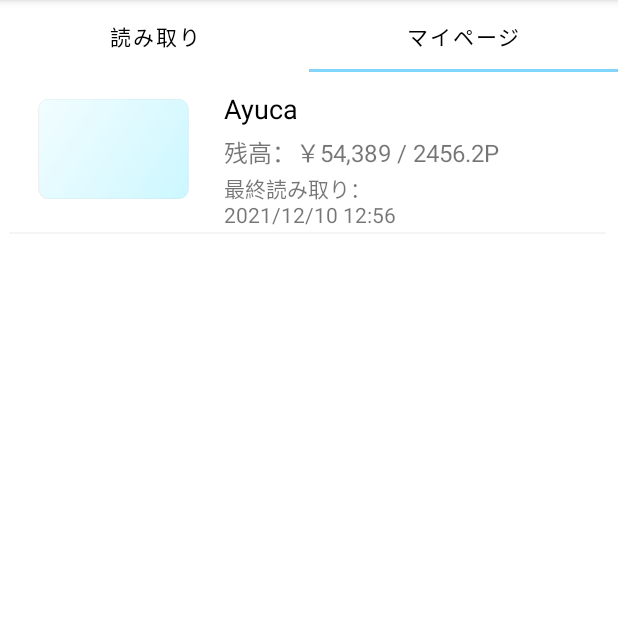
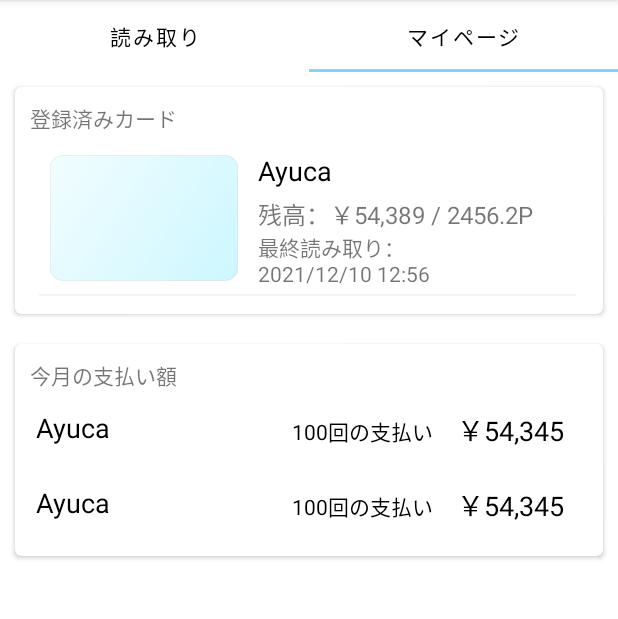
Before and after one commit to fumigoro/felica-wallet, an Android app: the screen it shows after launch (MainActivity), tab 2 chosen, on a phone screen of 412 x 824 dp, the part 84-703 px from its top. Run offline under Robolectric (Android 15) with nearby library versions, the phone set to English and light mode, and no system bars; 1 statement that could not run was skipped.

Commit message:
マイページをカードView化

```diff
--- a/app/src/main/java/com/example/y3033067/nfcreader/Ayuca.java
+++ b/app/src/main/java/com/example/y3033067/nfcreader/Ayuca.java
@@ -337,7 +337,7 @@ public class Ayuca extends NFCReader  implements NFCReaderIf  {
             TextView lastRead = summary.findViewById(R.id.last_read);
             ImageView image = summary.findViewById(R.id.card_sum_image);
             type.setText("Ayuca");
-            balance.setText(String.format("残高 ￥%,d円 / %.1fP", getSFBalance(), getPointBalance() / 10.0));
+            balance.setText(String.format("残高 ￥%,d / %.1fP", getSFBalance(), getPointBalance() / 10.0));
 
             @SuppressLint("SimpleDateFormat")
             SimpleDateFormat dateFormat = new SimpleDateFormat("yyyy/M/d H:mm");
--- a/app/src/main/java/com/example/y3033067/nfcreader/MainActivity.java
+++ b/app/src/main/java/com/example/y3033067/nfcreader/MainActivity.java
@@ -20,8 +20,12 @@ import android.view.View;
 import android.widget.ImageView;
 import android.widget.TextView;
 
+import com.example.y3033067.nfcreader.storage.CardData;
+import com.example.y3033067.nfcreader.storage.Storage;
 import com.google.android.material.tabs.TabLayout;
+import com.google.gson.Gson;
 
+import java.io.File;
 import java.util.ArrayList;
 import java.util.Objects;
 
@@ -79,6 +83,10 @@ public class MainActivity extends AppCompatActivity {
         // NfcAdapterを取得
         mAdapter = NfcAdapter.getDefaultAdapter(getApplicationContext());
 
+        //外部ファイル
+        String fileName = "data.json";
+        Context context = getApplicationContext();
+        File file = new File(context.getFilesDir(), fileName);
 
     }
 
@@ -197,7 +205,10 @@ public class MainActivity extends AppCompatActivity {
                 historyView[i].setVisibility(View.GONE);
             }
         }
-
+        CardData st = new CardData("1","1","1","1","1","1",ch);
+        Gson gson = new Gson();
+        String json = gson.toJson(st);
+        Log.d("TAG",json);
 
 //        タブ切り替え
 //        Objects.requireNonNull(tabLayout.getTabAt(1)).select();
--- /dev/null
+++ b/app/src/main/java/com/example/y3033067/nfcreader/storage/CardData.java
@@ -0,0 +1,28 @@
+package com.example.y3033067.nfcreader.storage;
+
+import android.widget.ScrollView;
+
+import com.example.y3033067.nfcreader.CardHistory;
+
+import java.util.List;
+
+public class CardData {
+    public String card_name;
+    public String card_type;
+    public String balance;
+    public String point;
+    public String IDm;
+    public String last_modified;
+    public List<CardHistory> histories;
+
+    public CardData(String _card_name, String _card_type, String _balance, String _point,
+                    String _IDm, String _last_modified, List<CardHistory> _histories){
+        card_name = _card_name;
+        card_type = _card_type;
+        balance = _balance;
+        point = _point;
+        IDm = _IDm;
+        last_modified = _last_modified;
+        histories = _histories;
+    }
+}
--- /dev/null
+++ b/app/src/main/java/com/example/y3033067/nfcreader/storage/Storage.java
@@ -0,0 +1,4 @@
+package com.example.y3033067.nfcreader.storage;
+
+public class Storage {
+}
--- a/app/src/main/res/layout/fragment_card_summary.xml
+++ b/app/src/main/res/layout/fragment_card_summary.xml
@@ -9,15 +9,16 @@
 
     <ImageView
         android:id="@+id/card_sum_image"
-        android:layout_width="110dp"
-        android:layout_height="69dp"
+        android:layout_width="125dp"
+        android:layout_height="97dp"
         android:layout_alignParentStart="true"
         android:layout_alignParentTop="true"
         android:layout_alignParentBottom="true"
-        android:layout_marginStart="15dp"
-        android:layout_marginTop="18dp"
+        android:layout_centerVertical="true"
+        android:layout_marginStart="8dp"
+        android:layout_marginTop="10dp"
         android:layout_marginEnd="3dp"
-        android:layout_marginBottom="25dp"
+        android:layout_marginBottom="8dp"
         android:src="@drawable/shape_ayuca"
         tools:ignore="ContentDescription" />
 
@@ -27,7 +28,7 @@
         android:layout_height="wrap_content"
         android:layout_alignParentTop="true"
         android:layout_centerVertical="true"
-        android:layout_marginStart="15dp"
+        android:layout_marginStart="10dp"
         android:layout_marginTop="41dp"
         android:layout_toEndOf="@+id/card_sum_image"
         android:text="残高：￥54,389 / 2456.2P"
@@ -38,9 +39,9 @@
         android:layout_width="227dp"
         android:layout_height="wrap_content"
         android:layout_alignParentTop="true"
-        android:layout_centerInParent="true"
-        android:layout_marginStart="15dp"
-        android:layout_marginTop="67dp"
+        android:layout_centerVertical="true"
+        android:layout_marginStart="10dp"
+        android:layout_marginTop="65dp"
         android:layout_toEndOf="@+id/card_sum_image"
         android:text="最終読み取り：\n2021/12/10 12:56"
         android:textSize="14sp" />
@@ -50,8 +51,7 @@
         android:layout_width="194dp"
         android:layout_height="wrap_content"
         android:layout_alignParentTop="true"
-        android:layout_centerHorizontal="true"
-        android:layout_marginStart="15dp"
+        android:layout_marginStart="10dp"
         android:layout_marginTop="12dp"
         android:layout_toEndOf="@+id/card_sum_image"
         android:text="Ayuca"
--- a/app/src/main/res/layout/fragment_mypage.xml
+++ b/app/src/main/res/layout/fragment_mypage.xml
@@ -17,19 +17,79 @@
             android:layout_height="wrap_content"
             android:orientation="vertical">
 
-            <include
-                android:id="@+id/mycard_ayuca"
-                layout="@layout/fragment_card_summary"
+            <androidx.cardview.widget.CardView
                 android:layout_width="match_parent"
-                android:layout_height="110dp"
-                android:visibility="visible" />
+                android:layout_height="wrap_content"
+                android:layout_margin="10dp"
+                app:cardCornerRadius="4dp"
+                >
+                <LinearLayout
+                    android:layout_width="match_parent"
+                    android:layout_height="wrap_content"
+                    android:orientation="vertical"
+                    android:layout_margin="10dp">
+                    <TextView
+                        android:layout_width="match_parent"
+                        android:layout_height="wrap_content"
+                        android:text="登録済みカード"
+                        />
+                    <include
+                        android:id="@+id/mycard_ayuca"
+                        layout="@layout/fragment_card_summary"
+                        android:layout_width="match_parent"
+                        android:layout_height="110dp"
+                        android:visibility="visible" />
 
-            <include
-                android:id="@+id/mycard_campuspay"
-                layout="@layout/fragment_card_summary"
+                </LinearLayout>
+
+
+            </androidx.cardview.widget.CardView>
+
+            <androidx.cardview.widget.CardView
                 android:layout_width="match_parent"
-                android:layout_height="110dp"
-                android:visibility="gone" />
+                android:layout_height="wrap_content"
+                android:layout_margin="10dp"
+                app:cardCornerRadius="4dp"
+                >
+                <androidx.constraintlayout.widget.ConstraintLayout
+                    android:layout_width="match_parent"
+                    android:layout_height="wrap_content"
+                    android:orientation="vertical"
+                    android:layout_margin="10dp">
+
+                    <TextView
+                        android:id="@+id/monthly_title"
+                        android:layout_width="match_parent"
+                        android:layout_height="wrap_content"
+                        android:text="今月の支払い額"
+                        app:layout_constraintEnd_toEndOf="parent"
+                        app:layout_constraintHorizontal_bias="0.0"
+                        app:layout_constraintStart_toStartOf="parent"
+                        app:layout_constraintTop_toTopOf="parent" />
+
+                    <LinearLayout
+                        android:layout_width="match_parent"
+                        android:layout_height="wrap_content"
+                        android:orientation="vertical"
+                        app:layout_constraintTop_toBottomOf="@+id/monthly_title">
+                        <include
+                            layout="@layout/monthly_card_view"
+                        />
+                        <include
+                            layout="@layout/monthly_card_view"
+                            />
+                    </LinearLayout>
+
+
+
+
+                </androidx.constraintlayout.widget.ConstraintLayout>
+
+
+            </androidx.cardview.widget.CardView>
+
+
+
 
         </LinearLayout>
     </ScrollView>
--- /dev/null
+++ b/app/src/main/res/layout/monthly_card_view.xml
@@ -0,0 +1,49 @@
+<?xml version="1.0" encoding="utf-8"?>
+<androidx.constraintlayout.widget.ConstraintLayout xmlns:android="http://schemas.android.com/apk/res/android"
+    xmlns:app="http://schemas.android.com/apk/res-auto"
+    xmlns:tools="http://schemas.android.com/tools"
+    android:layout_width="match_parent"
+    android:layout_height="50dp">
+
+    <TextView
+        android:id="@+id/mView_card_name"
+        android:layout_width="wrap_content"
+        android:layout_height="wrap_content"
+        android:layout_marginStart="4dp"
+        android:layout_marginTop="12dp"
+        android:gravity="center"
+        android:text="Ayuca"
+        android:textColor="@color/black"
+        android:textSize="18sp"
+        app:layout_constraintStart_toStartOf="parent"
+        app:layout_constraintTop_toTopOf="parent" />
+
+    <TextView
+        android:id="@+id/m_View_IDm"
+        android:layout_width="wrap_content"
+        android:layout_height="19dp"
+        android:textColor="@color/black"
+        android:layout_marginTop="16dp"
+        android:layout_marginEnd="16dp"
+        android:gravity="center"
+        android:text="100回の支払い"
+        android:textSize="14dp"
+        app:layout_constraintEnd_toStartOf="@+id/mView_price"
+        app:layout_constraintTop_toTopOf="parent" />
+
+    <TextView
+        android:id="@+id/mView_price"
+        android:layout_width="wrap_content"
+        android:layout_height="wrap_content"
+        android:layout_marginTop="12dp"
+        android:layout_marginEnd="16dp"
+        android:gravity="center"
+        android:text="￥54,345"
+
+        android:textColor="@color/black"
+        android:textSize="18dp"
+
+        app:layout_constraintEnd_toEndOf="parent"
+        app:layout_constraintTop_toTopOf="parent" />
+
+</androidx.constraintlayout.widget.ConstraintLayout>
```
